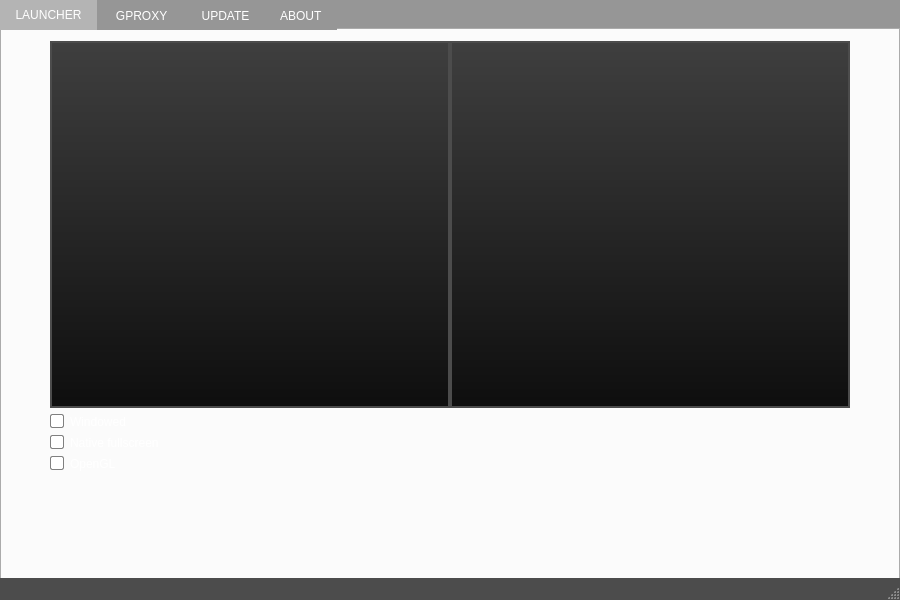
Before: the Qt Designer form xpam/mainwindow.ui in cen1/xpam-client, drawn with Qt 5.
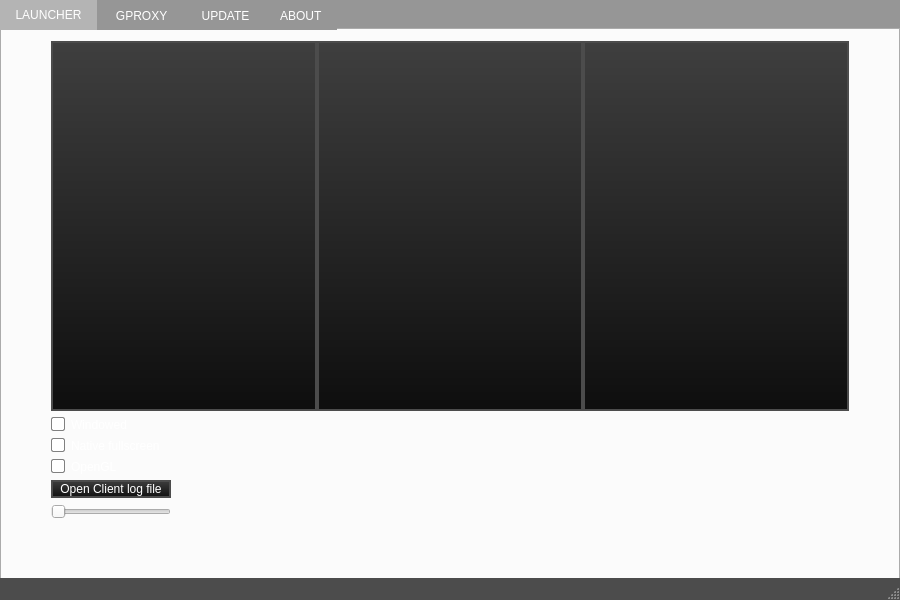
After: the same form once the commit is applied. The open tabs and pages were chosen to show the change. Icons and pictures are not drawn.

Patch:
```diff
--- a/xpam/mainwindow.ui
+++ b/xpam/mainwindow.ui
@@ -182,58 +182,16 @@
       border: 1px solid grey;
  }
 
-
-#closeButton {
-  background-image: url(&quot;:/close_window.png&quot;);
-  border: none;
-}
-
-#maxButton {
-  background-image: url(&quot;:/maximize_window.png&quot;);
-  border: none;
-}
-
-#minButton {
-  background-image: url(&quot;:/minimize_window.png&quot;);
-  border: none;
-}
-
-#closeButton:hover {
-  background-image: url(&quot;:/close_window_hover.png&quot;);
-}
-
-#maxButton:hover {
-  background-image: url(&quot;:/maximize_window_hover.png&quot;);
-}
-
-#minButton:hover {
-  background-image: url(&quot;:/minimize_window_hover.png&quot;);
-}
-
-#closeButton:pressed {
-  background-image: url(&quot;:/close_window_hover.png&quot;);
-}
-
-#maxButton:pressed {
-  background-image: url(&quot;:/maximize_window_hover.png&quot;);
-}
-
-#minButton:pressed {
-  background-image: url(&quot;:/minimize_window_hover.png&quot;);
-}
-
-#pushButtonSWGP {
-  background-image: url(&quot;:/gproxygate.png&quot;);
+#pushButtonGWN {
+  background-image: url(&quot;:/gwselect1.png&quot;);
   background-repeat: no-repeat;
 }
-
-#pushButtonSWGP:hover {
-  background-image: url(&quot;:/gproxygate_hover.png&quot;);  
+#pushButtonGWG {
+  background-image: url(&quot;:/gwselect2.png&quot;);
   background-repeat: no-repeat;
 }
-
-#pushButtonSWOGP {
-  background-image: url(&quot;:/normalgate.png&quot;);
+#pushButtonGWD {
+  background-image: url(&quot;:/gwselect3.png&quot;);
   background-repeat: no-repeat;
 }
 
@@ -316,14 +274,8 @@
                   </property>
                   <property name="minimumSize">
                    <size>
-                    <width>400</width>
-                    <height>367</height>
-                   </size>
-                  </property>
-                  <property name="maximumSize">
-                   <size>
-                    <width>400</width>
-                    <height>367</height>
+                    <width>266</width>
+                    <height>370</height>
                    </size>
                   </property>
                   <property name="toolTip">
@@ -345,14 +297,8 @@
                   </property>
                   <property name="minimumSize">
                    <size>
-                    <width>400</width>
-                    <height>367</height>
-                   </size>
-                  </property>
-                  <property name="maximumSize">
-                   <size>
-                    <width>400</width>
-                    <height>367</height>
+                    <width>266</width>
+                    <height>370</height>
                    </size>
                   </property>
                   <property name="font">
@@ -371,6 +317,25 @@
                   </property>
                  </widget>
                 </item>
+                <item>
+                 <widget class="QPushButton" name="pushButtonGWD">
+                  <property name="enabled">
+                   <bool>true</bool>
+                  </property>
+                  <property name="minimumSize">
+                   <size>
+                    <width>266</width>
+                    <height>370</height>
+                   </size>
+                  </property>
+                  <property name="toolTip">
+                   <string>COMING SOON</string>
+                  </property>
+                  <property name="text">
+                   <string/>
+                  </property>
+                 </widget>
+                </item>
                </layout>
               </item>
               <item>
@@ -400,6 +365,41 @@
                 </property>
                </widget>
               </item>
+              <item>
+               <widget class="QPushButton" name="pushButtonClientLog">
+                <property name="maximumSize">
+                 <size>
+                  <width>120</width>
+                  <height>16777215</height>
+                 </size>
+                </property>
+                <property name="text">
+                 <string>Open Client log file</string>
+                </property>
+               </widget>
+              </item>
+              <item>
+               <widget class="QSlider" name="horizontalSlider">
+                <property name="minimumSize">
+                 <size>
+                  <width>120</width>
+                  <height>0</height>
+                 </size>
+                </property>
+                <property name="maximumSize">
+                 <size>
+                  <width>120</width>
+                  <height>16777215</height>
+                 </size>
+                </property>
+                <property name="maximum">
+                 <number>1</number>
+                </property>
+                <property name="orientation">
+                 <enum>Qt::Horizontal</enum>
+                </property>
+               </widget>
+              </item>
               <item>
                <spacer name="verticalSpacer">
                 <property name="orientation">
```
Left out of the diff: 23 changed lines with no effect on the pictures.
